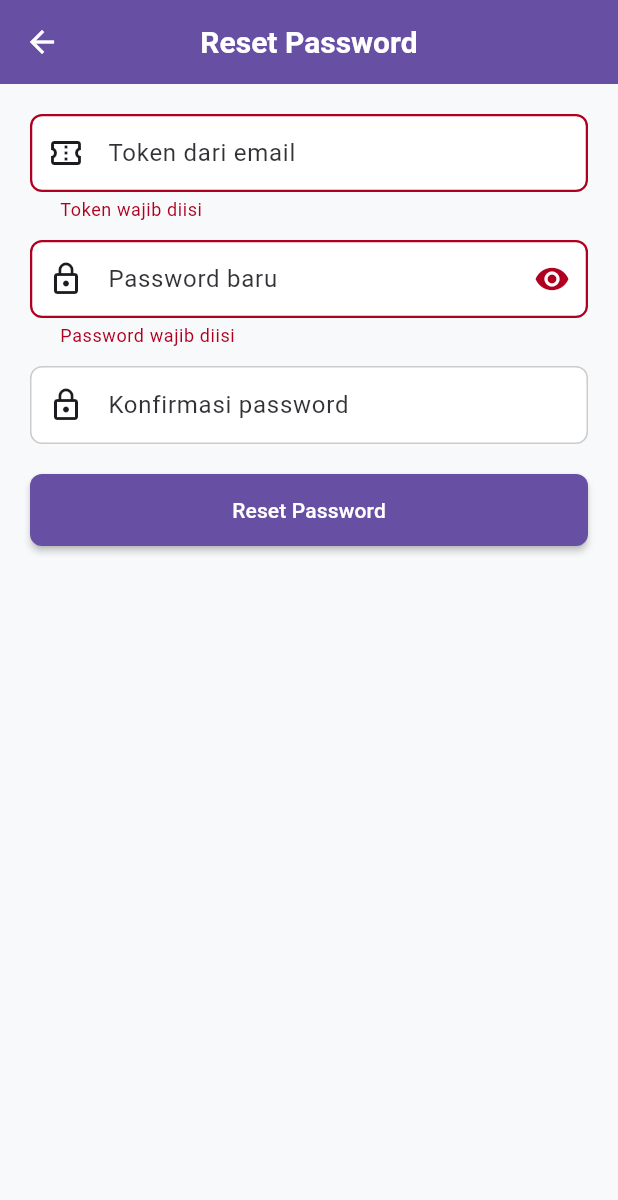
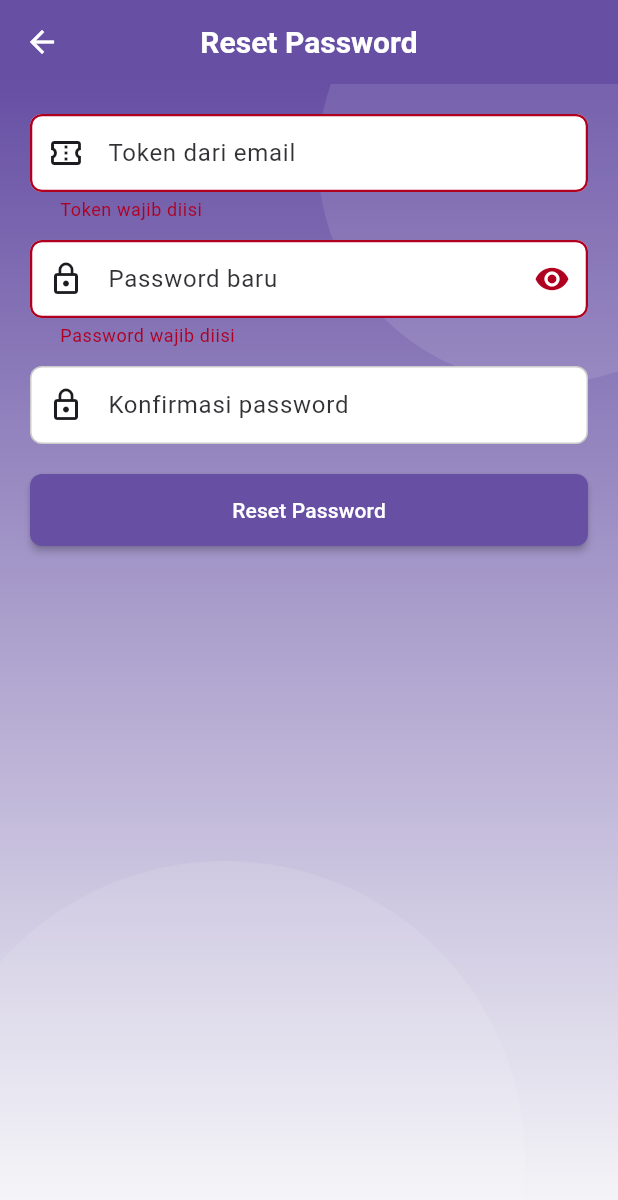
Before and after one commit to fahmiorim/radio_app, a Flutter app: the ResetPasswordScreen screen opened by its route, after a tap on "Reset Password", on a phone screen of 412 x 824 dp. Shown: the top 1200 px of the screen. Run offline on Flutter 3.47's test engine with Material 3 defaults, Android fonts, the phone set to English and light mode, and no system bars; our stand-ins replace cached_network_image, cookie_jar, dio, dio_cookie_manager, firebase_auth, firebase_core and 11 more; missing offline and left inert: audio_session, pusher_channels_flutter; accounts and stored records are empty; statements that could not run were skipped.

Commit message:
Add AppBackground to reset password screen

```diff
--- a/lib/screens/auth/reset_password_screen.dart
+++ b/lib/screens/auth/reset_password_screen.dart
@@ -1,6 +1,7 @@
 import 'package:flutter/material.dart';
 import 'package:radio_odan_app/services/auth_service.dart';
 import 'package:radio_odan_app/config/app_routes.dart';
+import 'package:radio_odan_app/widgets/common/app_background.dart';
 
 class ResetPasswordScreen extends StatefulWidget {
   final String email; // bisa diisi otomatis dari argumen
@@ -72,7 +73,10 @@ class _ResetPasswordScreenState extends State<ResetPasswordScreen> {
 
       return Scaffold(
         appBar: AppBar(title: const Text('Reset Password')),
-      body: Padding(
+        body: Stack(
+          children: [
+            const AppBackground(),
+            Padding(
               padding: const EdgeInsets.all(20),
               child: Form(
                 key: _formKey,
@@ -82,7 +86,8 @@ class _ResetPasswordScreenState extends State<ResetPasswordScreen> {
                       controller: _tokenC,
                       decoration: const InputDecoration(
                         labelText: 'Token dari email',
-                  prefixIcon: Icon(Icons.confirmation_number_outlined),
+                        prefixIcon:
+                            Icon(Icons.confirmation_number_outlined),
                       ),
                       validator: (v) =>
                           (v == null || v.isEmpty) ? 'Token wajib diisi' : null,
@@ -96,14 +101,21 @@ class _ResetPasswordScreenState extends State<ResetPasswordScreen> {
                         prefixIcon: const Icon(Icons.lock_outline),
                         suffixIcon: IconButton(
                           icon: Icon(
-                      _obscure ? Icons.visibility : Icons.visibility_off,
+                            _obscure
+                                ? Icons.visibility
+                                : Icons.visibility_off,
                           ),
-                    onPressed: () => setState(() => _obscure = !_obscure),
+                          onPressed: () =>
+                              setState(() => _obscure = !_obscure),
                         ),
                       ),
                       validator: (v) {
-                  if (v == null || v.isEmpty) return 'Password wajib diisi';
-                  if (v.length < 8) return 'Minimal 8 karakter';
+                        if (v == null || v.isEmpty) {
+                          return 'Password wajib diisi';
+                        }
+                        if (v.length < 8) {
+                          return 'Minimal 8 karakter';
+                        }
                         return null;
                       },
                     ),
@@ -139,6 +151,8 @@ class _ResetPasswordScreenState extends State<ResetPasswordScreen> {
                 ),
               ),
             ),
+          ],
+        ),
       );
     }
   }
```
Lines whose indentation alone changed are shown as unchanged.
